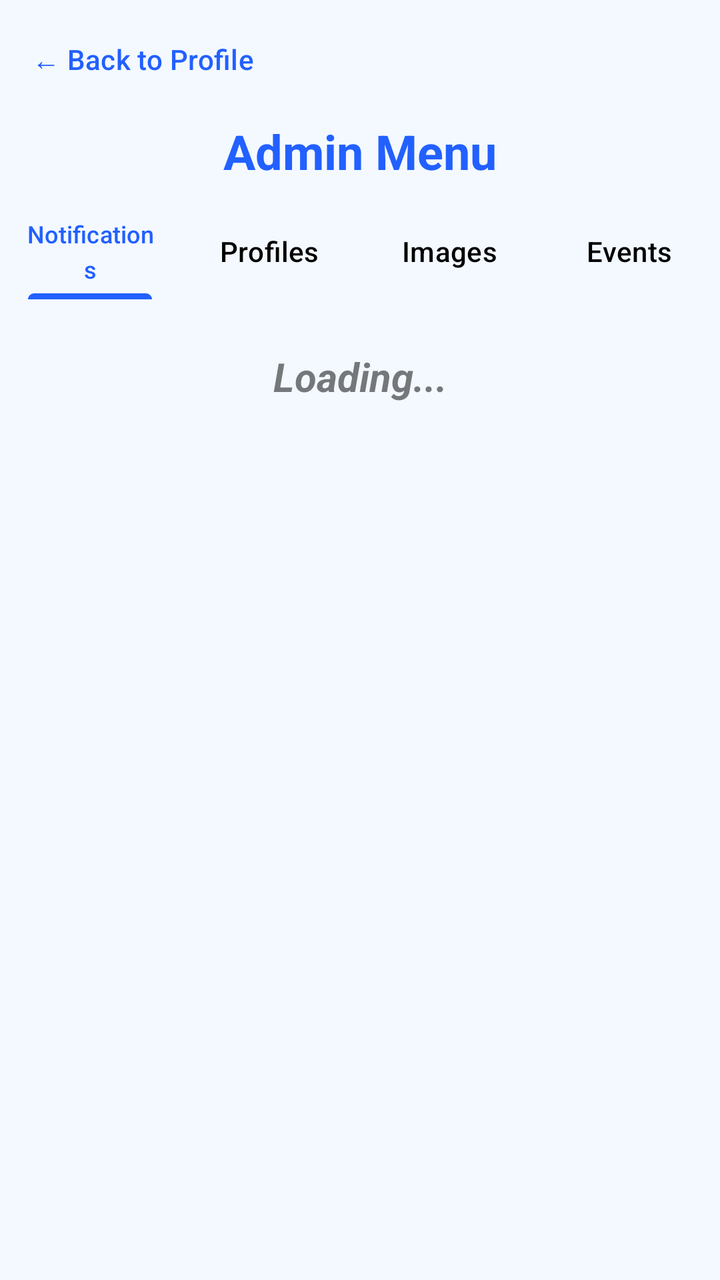
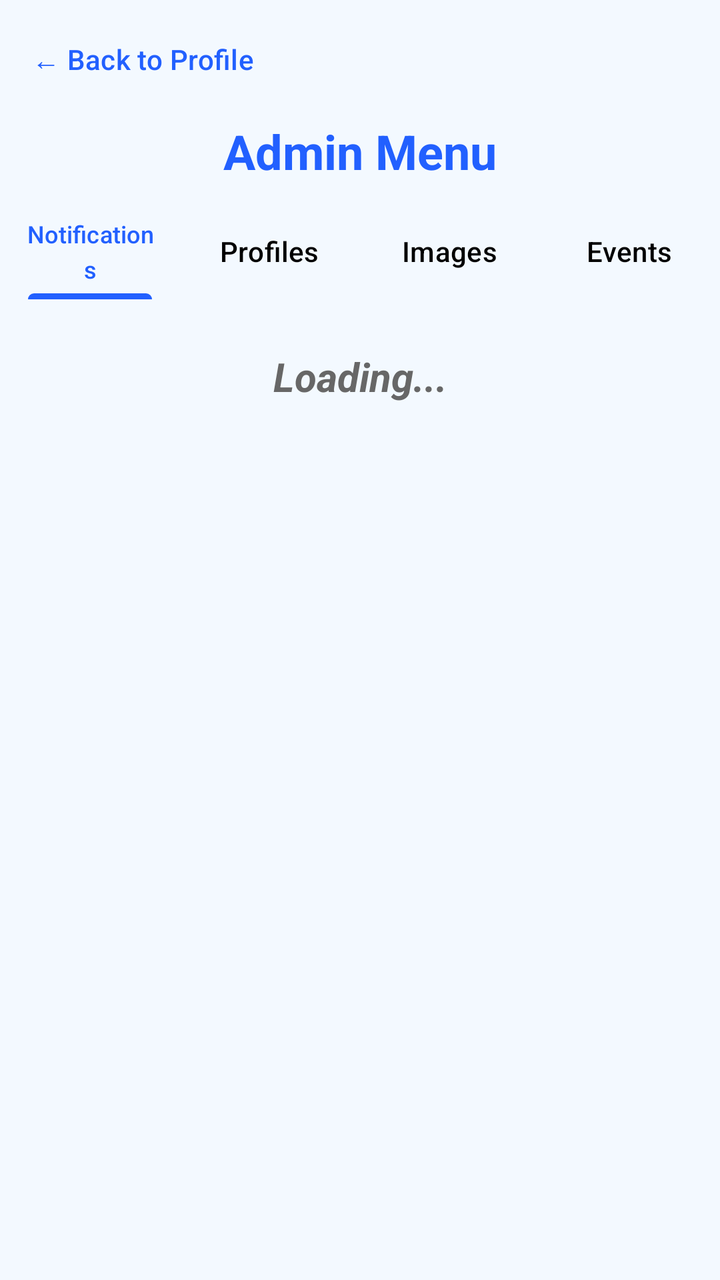

An Android layout rendered at two revisions. The XML below is the earlier revision; the diff shows what the commit changed to produce the second picture.
<!-- AndroidManifest.xml: activity theme Theme.GitCat_events -->
<!-- res/layout/activity_admin_menu.xml -->
<?xml version="1.0" encoding="utf-8"?>
<LinearLayout xmlns:android="http://schemas.android.com/apk/res/android"
    xmlns:app="http://schemas.android.com/apk/res-auto"
    xmlns:tools="http://schemas.android.com/tools"
    android:layout_width="match_parent"
    android:layout_height="match_parent"
    android:background="@color/background_color"
    android:orientation="vertical"
    tools:context=".AdminMenuActivity">

    <Button
        android:id="@+id/backToProfileBtn"
        android:layout_width="wrap_content"
        android:layout_height="wrap_content"
        android:background="?attr/selectableItemBackground"
        android:padding="16dp"
        android:text="← Back to Profile"
        android:textAllCaps="false"
        android:textColor="@color/button_color" />

    <TextView
        android:layout_width="match_parent"
        android:layout_height="wrap_content"
        android:layout_marginBottom="10dp"
        android:text="Admin Menu"
        android:textAlignment="center"
        android:textColor="@color/text_color_colored"
        android:textSize="24sp"
        android:textStyle="bold" />

    <com.google.android.material.tabs.TabLayout
        android:id="@+id/adminTabLayout"
        android:layout_width="match_parent"
        android:layout_height="wrap_content"
        android:backgroundTint="@color/background_color"
        app:tabIndicatorColor="@color/button_color"
        app:tabSelectedTextColor="@color/button_color"
        app:tabTextColor="@color/text_color_dark">

        <com.google.android.material.tabs.TabItem
            android:layout_width="wrap_content"
            android:layout_height="wrap_content"
            android:text="Notifications" />

        <com.google.android.material.tabs.TabItem
            android:layout_width="wrap_content"
            android:layout_height="wrap_content"
            android:text="Profiles" />

        <com.google.android.material.tabs.TabItem
            android:layout_width="wrap_content"
            android:layout_height="wrap_content"
            android:text="Images" />

        <com.google.android.material.tabs.TabItem
            android:layout_width="wrap_content"
            android:layout_height="wrap_content"
            android:text="Events" />
    </com.google.android.material.tabs.TabLayout>

    <TextView
        android:id="@+id/adminLoadingText"
        android:layout_width="match_parent"
        android:layout_height="wrap_content"
        android:layout_marginTop="25dp"
        android:text="Loading..."
        android:textAlignment="center"
        android:textColor="#84000000"
        android:textSize="20sp"
        android:textStyle="bold|italic" />

    <ListView
        android:id="@+id/adminNotifsList"
        android:layout_width="match_parent"
        android:layout_height="wrap_content"
        android:visibility="visible" />

    <ListView
        android:id="@+id/adminProfilesList"
        android:layout_width="match_parent"
        android:layout_height="0dp"
        android:layout_weight="1"
        android:visibility="gone">

    </ListView>

    <ListView
        android:id="@+id/adminImagesList"
        android:layout_width="match_parent"
        android:layout_height="0dp"
        android:layout_weight="1"
        android:padding="10dp"
        android:visibility="gone" />

    <EditText
        android:id="@+id/adminEventsSearch"
        android:layout_width="match_parent"
        android:layout_height="wrap_content"
        android:layout_margin="16dp"
        android:hint="Search events by name..."
        android:inputType="text"
        android:visibility="gone"
        android:background="@android:drawable/edit_text"
        android:padding="12dp" />

    <ListView
        android:id="@+id/adminEventsList"
        android:layout_width="match_parent"
        android:layout_height="0dp"
        android:layout_weight="1"
        android:visibility="gone" />

</LinearLayout>
<!-- resources referenced by this layout -->
<resources>
  <color name="background_color">#F3F9FF</color>
  <color name="button_color">#2260ff</color>
  <color name="text_color_colored">#2260ff</color>
  <color name="text_color_dark">#000000</color>
  <style name="Theme.GitCat_events" parent="Base.Theme.GitCat_events" />
  <style name="Base.Theme.GitCat_events" parent="Theme.Material3.DayNight.NoActionBar">
          
          
      </style>
</resources>

<!-- the commit's change to res/layout/activity_admin_menu.xml (unified diff, before → after) -->
@@ -65,7 +65,7 @@
         android:layout_marginTop="25dp"
         android:text="Loading..."
         android:textAlignment="center"
-        android:textColor="#84000000"
+        android:textColor="@color/text_color_medium"
         android:textSize="20sp"
         android:textStyle="bold|italic" />
 
@@ -97,11 +97,12 @@
         android:layout_width="match_parent"
         android:layout_height="wrap_content"
         android:layout_margin="16dp"
+        android:background="@android:drawable/edit_text"
         android:hint="Search events by name..."
         android:inputType="text"
-        android:visibility="gone"
-        android:background="@android:drawable/edit_text"
-        android:padding="12dp" />
+        android:padding="12dp"
+        android:textColor="@color/text_color_dark"
+        android:visibility="gone" />
 
     <ListView
         android:id="@+id/adminEventsList"
<!-- resource entries referenced after the edit -->
@@ -4,6 +4,7 @@
   <color name="button_color">#2260ff</color>
   <color name="text_color_colored">#2260ff</color>
   <color name="text_color_dark">#000000</color>
+  <color name="text_color_medium">#676767</color>
   <style name="Theme.GitCat_events" parent="Base.Theme.GitCat_events" />
   <style name="Base.Theme.GitCat_events" parent="Theme.Material3.DayNight.NoActionBar">
           
